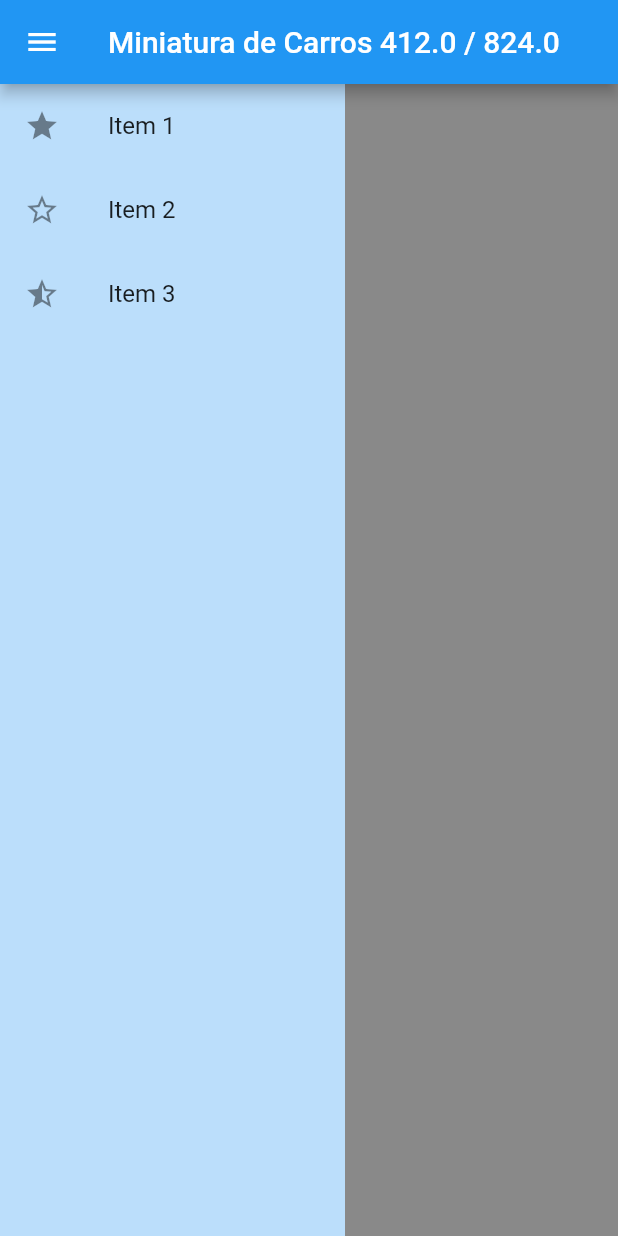
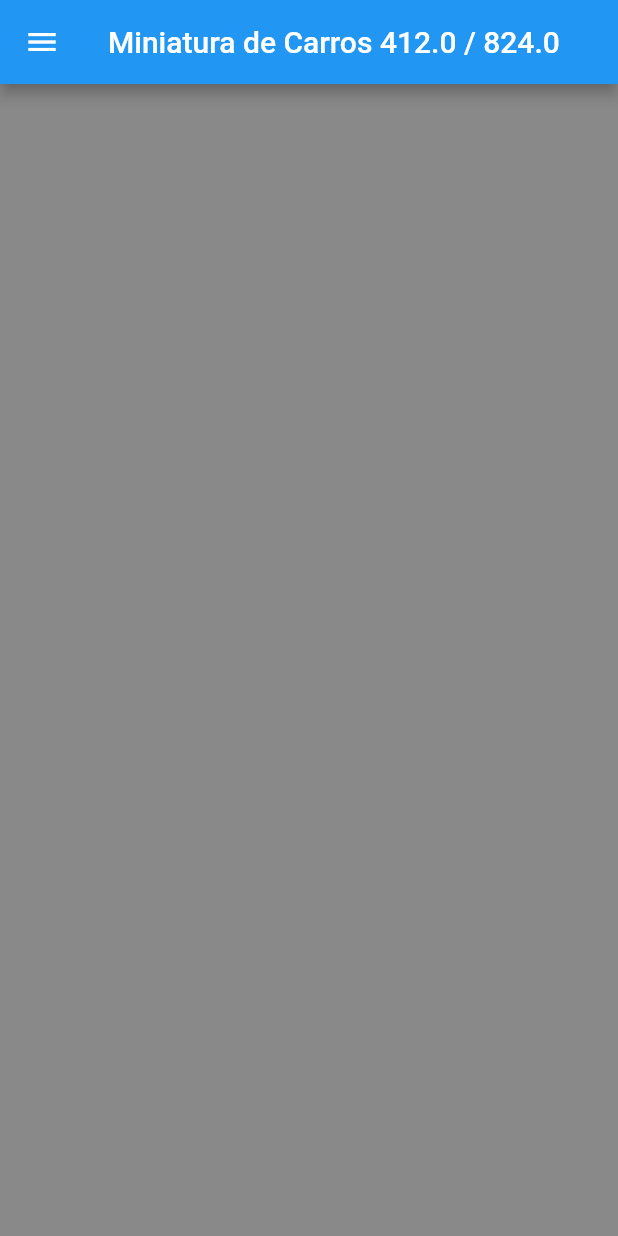
Before and after one commit to Ancora/carros_web, a Flutter app: the screen it shows after launch, on a phone screen of 412 x 824 dp. Run offline on Flutter 3.47's test engine with Material 2 defaults, Android fonts, the phone set to English and light mode, and no system bars.

Commit message:
16-App Responsivo (Drawer).

```diff
--- /dev/null
+++ b/lib/constants.dart
@@ -0,0 +1 @@
+double menuWidth = 230;
--- a/lib/home.dart
+++ b/lib/home.dart
@@ -1,3 +1,4 @@
+import 'package:carrosweb/constants.dart';
 import 'package:flutter/material.dart';
 
 class Home extends StatefulWidget {
@@ -7,12 +8,14 @@ class Home extends StatefulWidget {
 
 class _HomeState extends State<Home> {
   Size get size => MediaQuery.of(context).size;
+  bool get showDrawer => size.width <= 760;
 
   @override
   Widget build(BuildContext context) {
     return Scaffold(
       appBar: AppBar(
         title: Text('Miniatura de Carros ${size.width} / ${size.height}'),
+        automaticallyImplyLeading: showDrawer,
       ),
       body: _body(),
       drawer: Drawer(
@@ -22,17 +25,19 @@ class _HomeState extends State<Home> {
   }
 
   _body() {
-    return Row(
-      children: <Widget>[
-        _menu(),
-        _right(),
-      ],
-    );
+    return showDrawer
+        ? _right()
+        : Row(
+            children: <Widget>[
+              _menu(),
+              _right(),
+            ],
+          );
   }
 
   _menu() {
     return Container(
-      width: 230,
+      width: menuWidth,
       color: Colors.blue[100],
       child: ListView(
         children: [
@@ -55,7 +60,7 @@ class _HomeState extends State<Home> {
 
   _right() {
     return Container(
-      width: size.width - 230,
+      width: showDrawer ? size.width : size.width - menuWidth,
       color: Colors.black45,
     );
   }
```
